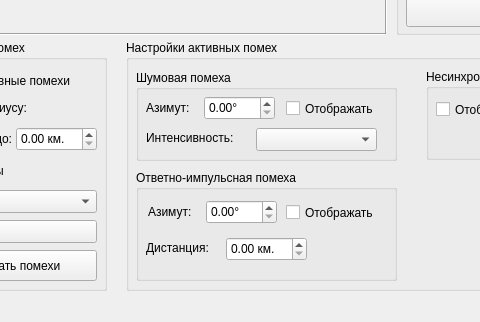
Above: indicatordrl.ui from oln0ry/IKO before the change; both pictures show x 154 to 634 and y 500 to 822 of the 869 by 822 pixel window. Below: the same form after it.
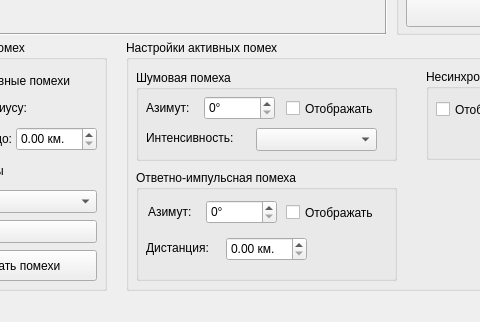
That is the form after the change. Custom widgets are drawn as their Qt base class.

The edit to the form file:
```diff
--- a/indicatordrl.ui
+++ b/indicatordrl.ui
@@ -721,7 +721,7 @@
       <string>Азимут:</string>
      </property>
     </widget>
-    <widget class="QDoubleSpinBox" name="InputActiveNoiseAzimuth">
+    <widget class="QSpinBox" name="InputActiveNoiseAzimuth">
      <property name="geometry">
       <rect>
        <x>68</x>
@@ -733,6 +733,9 @@
      <property name="suffix">
       <string>°</string>
      </property>
+     <property name="maximum">
+      <number>360</number>
+     </property>
     </widget>
     <widget class="QLabel" name="LabelActiveNoiseIntensity">
      <property name="geometry">
@@ -783,7 +786,7 @@
     <property name="title">
      <string>Ответно-импульсная помеха</string>
     </property>
-    <widget class="QDoubleSpinBox" name="InputActiveAnswerAzimuth">
+    <widget class="QSpinBox" name="InputActiveAnswerAzimuth">
      <property name="geometry">
       <rect>
        <x>70</x>
```
